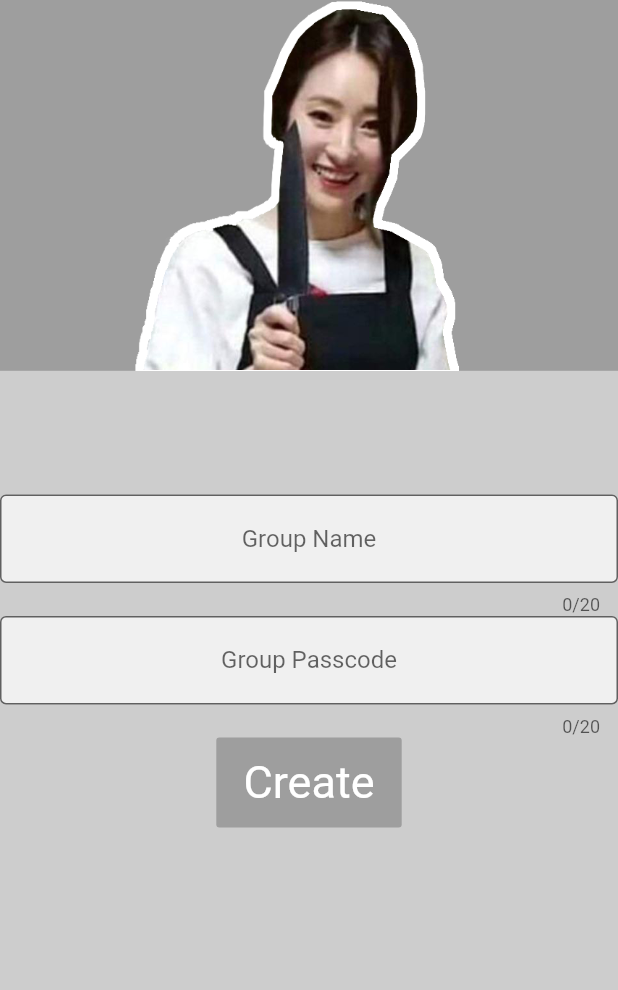
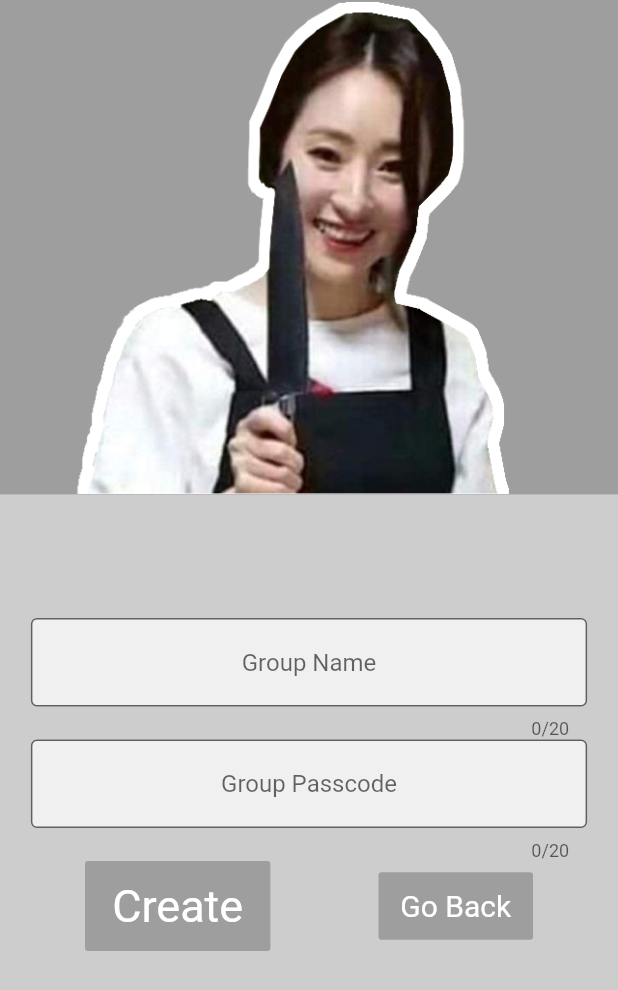
Before and after one commit to RonitPr/WhatAboutTheTrash, a Flutter app: the CreateGroupScreen screen opened by its route, on a phone screen of 412 x 824 dp. Shown: the top 990 px of the screen. Run offline on Flutter 3.47's test engine with Material 2 defaults, Android fonts, the phone set to English and light mode, and no system bars.

Commit message:
fix(client): fixed creategroups controllers + look

```diff
--- a/lib/Screens/CreateGroupScreen.dart
+++ b/lib/Screens/CreateGroupScreen.dart
@@ -29,18 +29,17 @@ class _CreateGroupScreenState extends State<CreateGroupScreen> {
           child: Column(
             children: [
               Container(
-                height: MediaQuery.of(context).size.height * 0.3,
+                height: MediaQuery.of(context).size.height * 0.4,
                 width: MediaQuery.of(context).size.width,
                 color: Colors.grey[500],
                 child: Image.asset('lib/Assets/suaknife.png'),
               ),
               Container(
                 height: MediaQuery.of(context).size.height * 0.1,
-                width: MediaQuery.of(context).size.width,
               ),
               Container(
-                height: MediaQuery.of(context).size.height * 0.6,
-                width: MediaQuery.of(context).size.width,
+                height: MediaQuery.of(context).size.height * 0.5,
+                width: MediaQuery.of(context).size.width * 0.9,
                 child: Form(
                   key: _formKey,
                   child: Column(
@@ -60,7 +59,7 @@ class _CreateGroupScreenState extends State<CreateGroupScreen> {
                         ),
                       ),
                       TextFormField(
-                        controller: nameController,
+                        controller: passcodeController,
                         maxLength: 20,
                         maxLines: 1,
                         textAlign: TextAlign.center,
@@ -72,6 +71,10 @@ class _CreateGroupScreenState extends State<CreateGroupScreen> {
                           errorStyle: TextStyle(fontSize: 15),
                         ),
                       ),
+                      Row(
+                        mainAxisAlignment: MainAxisAlignment.spaceAround,
+                        crossAxisAlignment: CrossAxisAlignment.center,
+                        children: [
                           TextButton(
                             onPressed: () {},
                             child: Text("Create"),
@@ -82,6 +85,21 @@ class _CreateGroupScreenState extends State<CreateGroupScreen> {
                               height: 60,
                               textSize: 30,
                             ),
+                          ),
+                          TextButton(
+                            onPressed: () {
+                              Navigator.pop(context);
+                            },
+                            child: Text("Go Back"),
+                            style: getFlatButtonStyle(
+                              bgColor: Colors.grey,
+                              textColor: Colors.white,
+                              width: MediaQuery.of(context).size.width * 0.25,
+                              height: 45,
+                              textSize: 20,
+                            ),
+                          )
+                        ],
                       ),
                     ],
                   ),
```
Lines whose indentation alone changed are shown as unchanged.
